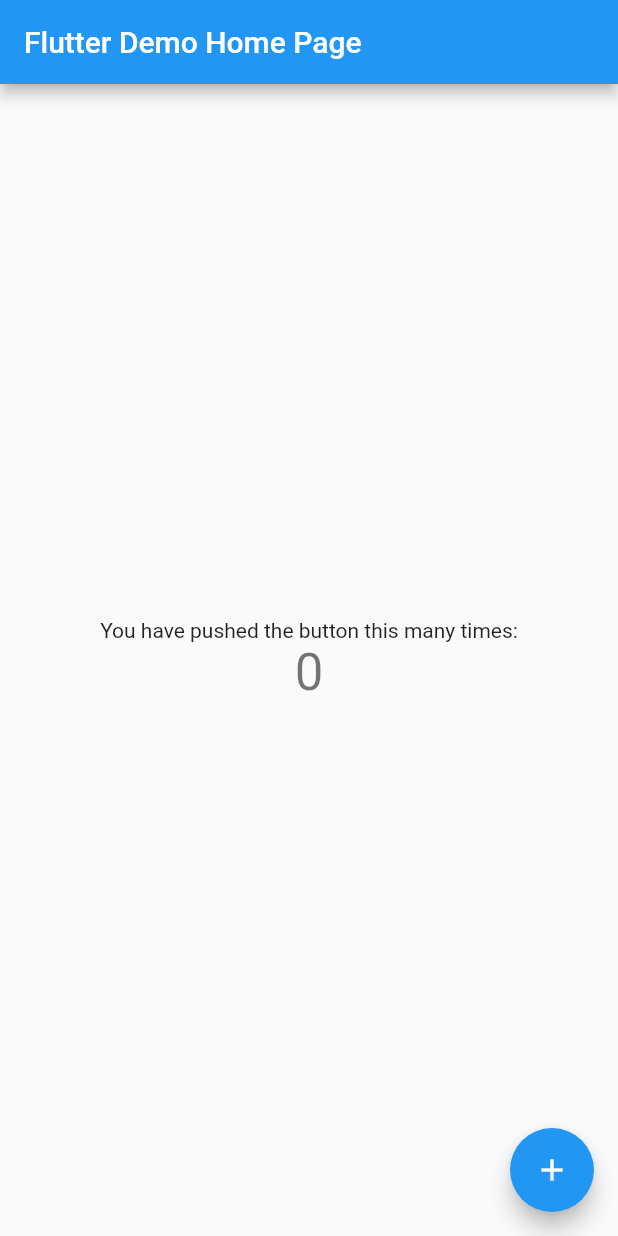
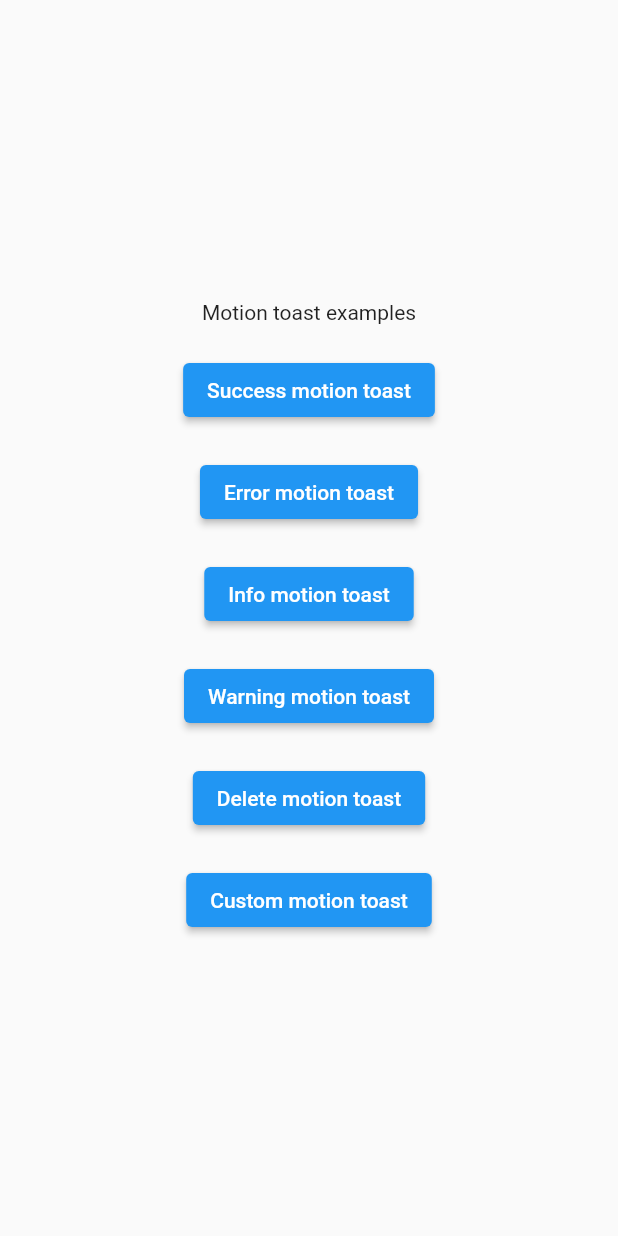
Before and after one commit to koukibadr/MotionToast-Example, a Flutter app: the screen it shows after launch, on a phone screen of 412 x 824 dp. Run offline on Flutter 3.47's test engine with Material 2 defaults, Android fonts, the light colour scheme and no system bars; our stand-ins replace motion_toast.

Commit message:
add motion toast examples

```diff
--- a/lib/main.dart
+++ b/lib/main.dart
@@ -1,4 +1,6 @@
 import 'package:flutter/material.dart';
+import 'package:motion_toast/motion_toast.dart';
+import 'package:motion_toast/resources/arrays.dart';
 
 void main() {
   runApp(MyApp());
@@ -11,103 +13,108 @@
     return MaterialApp(
       title: 'Flutter Demo',
       theme: ThemeData(
-        // This is the theme of your application.
-        //
-        // Try running your application with "flutter run". You'll see the
-        // application has a blue toolbar. Then, without quitting the app, try
-        // changing the primarySwatch below to Colors.green and then invoke
-        // "hot reload" (press "r" in the console where you ran "flutter run",
-        // or simply save your changes to "hot reload" in a Flutter IDE).
-        // Notice that the counter didn't reset back to zero; the application
-        // is not restarted.
         primarySwatch: Colors.blue,
       ),
-      home: MyHomePage(title: 'Flutter Demo Home Page'),
+      home: Scaffold(
+        body: MotionToastExample(),
+      ),
     );
   }
 }
 
-class MyHomePage extends StatefulWidget {
-  MyHomePage({Key key, this.title}) : super(key: key);
-
-  // This widget is the home page of your application. It is stateful, meaning
-  // that it has a State object (defined below) that contains fields that affect
-  // how it looks.
-
-  // This class is the configuration for the state. It holds the values (in this
-  // case the title) provided by the parent (in this case the App widget) and
-  // used by the build method of the State. Fields in a Widget subclass are
-  // always marked "final".
-
-  final String title;
-
-  @override
-  _MyHomePageState createState() => _MyHomePageState();
-}
-
-class _MyHomePageState extends State<MyHomePage> {
-  int _counter = 0;
-
-  void _incrementCounter() {
-    setState(() {
-      // This call to setState tells the Flutter framework that something has
-      // changed in this State, which causes it to rerun the build method below
-      // so that the display can reflect the updated values. If we changed
-      // _counter without calling setState(), then the build method would not be
-      // called again, and so nothing would appear to happen.
-      _counter++;
-    });
-  }
-
+class MotionToastExample extends StatelessWidget {
   @override
   Widget build(BuildContext context) {
-    // This method is rerun every time setState is called, for instance as done
-    // by the _incrementCounter method above.
-    //
-    // The Flutter framework has been optimized to make rerunning build methods
-    // fast, so that you can just rebuild anything that needs updating rather
-    // than having to individually change instances of widgets.
-    return Scaffold(
-      appBar: AppBar(
-        // Here we take the value from the MyHomePage object that was created by
-        // the App.build method, and use it to set our appbar title.
-        title: Text(widget.title),
+    return Container(
+      width: double.infinity,
+      child: Column(
+        mainAxisAlignment: MainAxisAlignment.center,
+        children: [
+          Text("Motion toast examples"),
+          SizedBox(
+            height: 20,
+          ),
+          ElevatedButton(
+              onPressed: () {
+                MotionToast.success(
+                  description: "Your data has been updated",
+                  borderRadius: 5,
+                  title: "User Update",
+                  titleStyle: TextStyle(fontWeight: FontWeight.bold),
+                  iconType: ICON_TYPE.CUPERTINO,
+                ).show(context);
+              },
+              child: Text("Success motion toast")),
+          SizedBox(
+            height: 20,
+          ),
+          ElevatedButton(
+              onPressed: () {
+                MotionToast.error(
+                  description: "Your data has been deleted",
+                  borderRadius: 5,
+                  title: "User Update",
+                  titleStyle: TextStyle(fontWeight: FontWeight.bold),
+                  iconType: ICON_TYPE.CUPERTINO,
+                ).show(context);
+              },
+              child: Text("Error motion toast")),
+          SizedBox(
+            height: 20,
+          ),
+          ElevatedButton(
+              onPressed: () {
+                MotionToast.info(
+                  description: "Your data has been deleted",
+                  borderRadius: 5,
+                  title: "User Update",
+                  titleStyle: TextStyle(fontWeight: FontWeight.bold),
+                  iconType: ICON_TYPE.CUPERTINO,
+                ).show(context);
+              },
+              child: Text("Info motion toast")),
+          SizedBox(
+            height: 20,
+          ),
+          ElevatedButton(
+              onPressed: () {
+                MotionToast.warning(
+                  description: "Your data has been deleted",
+                  borderRadius: 5,
+                  title: "User Update",
+                  titleStyle: TextStyle(fontWeight: FontWeight.bold),
+                  iconType: ICON_TYPE.CUPERTINO,
+                ).show(context);
+              },
+              child: Text("Warning motion toast")),
+          SizedBox(
+            height: 20,
+          ),
+          ElevatedButton(
+              onPressed: () {
+                MotionToast.delete(
+                  description: "Your data has been deleted",
+                  borderRadius: 5,
+                  title: "User Update",
+                  titleStyle: TextStyle(fontWeight: FontWeight.bold),
+                  iconType: ICON_TYPE.CUPERTINO,
+                ).show(context);
+              },
+              child: Text("Delete motion toast")),
+          SizedBox(
+            height: 20,
+          ),
+          ElevatedButton(
+              onPressed: () {
+                MotionToast(
+                        icon: Icons.verified_user_outlined,
+                        description: "Your account has been created",
+                        color: Colors.orange)
+                    .show(context);
+              },
+              child: Text("Custom motion toast")),
+        ],
       ),
-      body: Center(
-        // Center is a layout widget. It takes a single child and positions it
-        // in the middle of the parent.
-        child: Column(
-          // Column is also a layout widget. It takes a list of children and
-          // arranges them vertically. By default, it sizes itself to fit its
-          // children horizontally, and tries to be as tall as its parent.
-          //
-          // Invoke "debug painting" (press "p" in the console, choose the
-          // "Toggle Debug Paint" action from the Flutter Inspector in Android
-          // Studio, or the "Toggle Debug Paint" command in Visual Studio Code)
-          // to see the wireframe for each widget.
-          //
-          // Column has various properties to control how it sizes itself and
-          // how it positions its children. Here we use mainAxisAlignment to
-          // center the children vertically; the main axis here is the vertical
-          // axis because Columns are vertical (the cross axis would be
-          // horizontal).
-          mainAxisAlignment: MainAxisAlignment.center,
-          children: <Widget>[
-            Text(
-              'You have pushed the button this many times:',
-            ),
-            Text(
-              '$_counter',
-              style: Theme.of(context).textTheme.headline4,
-            ),
-          ],
-        ),
-      ),
-      floatingActionButton: FloatingActionButton(
-        onPressed: _incrementCounter,
-        tooltip: 'Increment',
-        child: Icon(Icons.add),
-      ), // This trailing comma makes auto-formatting nicer for build methods.
     );
   }
 }
```
Also changed, not shown: pubspec.yaml (+1 -11 lines), pubspec.lock.
